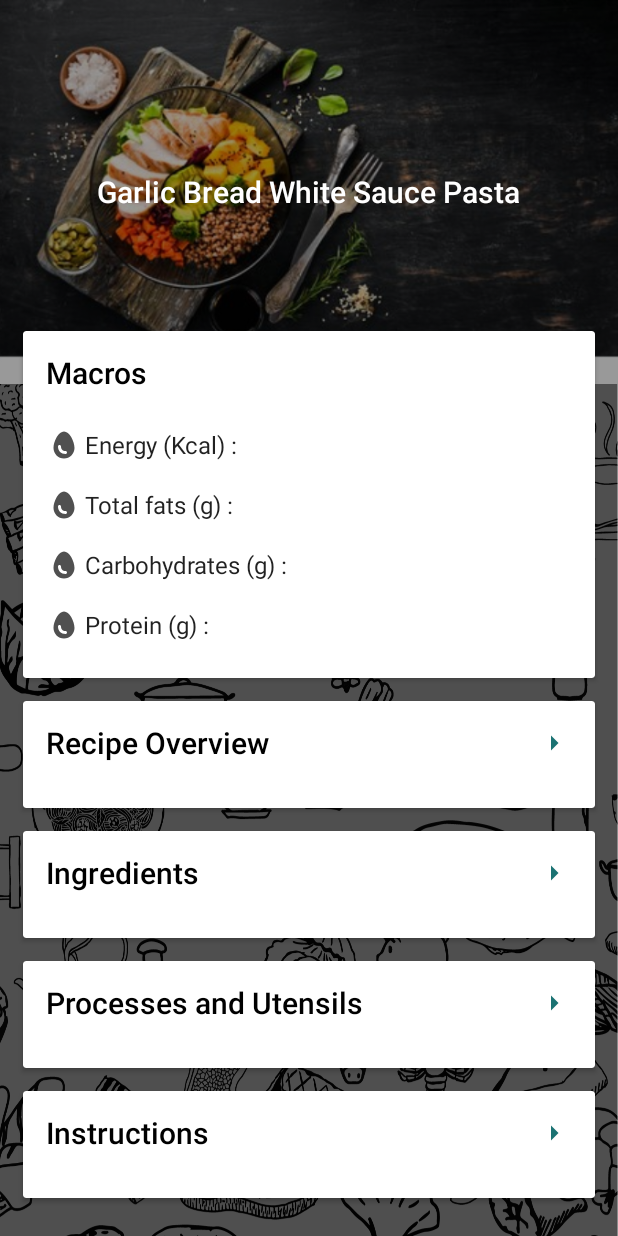
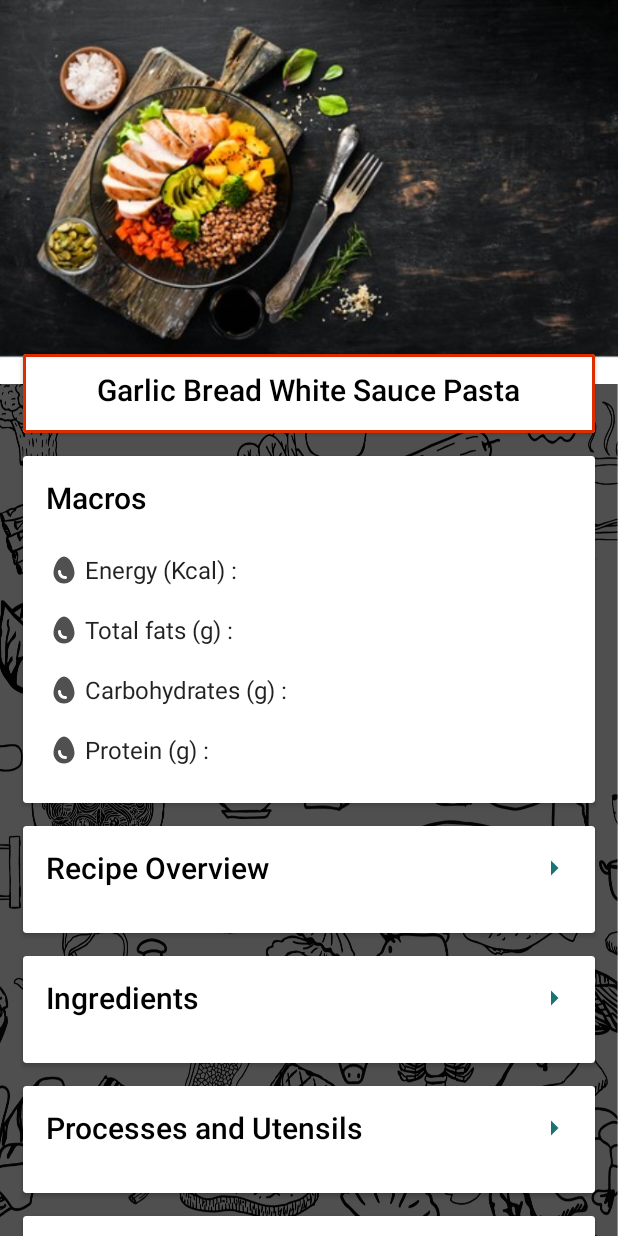
Before and after one commit to Itsmejain/RecipeDB, an Android app: the layout fragment_recipe_detail.xml on its own in the app's theme, with its tools: preview values and no code run, on a phone screen of 412 x 824 dp. Run offline under Robolectric (Android 15) with nearby library versions, the phone set to English and light mode, and no system bars.

Commit message:
recipe detail card added for title

```diff
--- a/app/src/main/AndroidManifest.xml
+++ b/app/src/main/AndroidManifest.xml
@@ -11,7 +11,8 @@
         android:theme="@style/Theme.Navigationdrawerdemo">
         <activity
             android:name=".activities.RecipeDetailActivity"
-            android:exported="false" />
+            android:exported="false"
+            android:theme="@style/Theme.Navigationdrawerdemo.NoActionBar"/>
         <activity
             android:name=".activities.SummaryActivity"
 
--- a/app/src/main/res/drawable-v24/round_border.xml
+++ b/app/src/main/res/drawable-v24/round_border.xml
@@ -2,6 +2,6 @@
 <shape android:shape="rectangle" xmlns:android="http://schemas.android.com/apk/res/android">
     <stroke android:color="#DD2C00"
         android:width="2dp"/>
-    <corners android:radius="100dp"/>
+<!--    <corners android:radius="100dp"/>-->
 
 </shape>
--- a/app/src/main/res/layout/fragment_recipe_detail.xml
+++ b/app/src/main/res/layout/fragment_recipe_detail.xml
@@ -39,8 +39,8 @@
 
                 <View
                     android:layout_width="match_parent"
-                    android:layout_height="match_parent"
-                    android:background="@color/overlay_dark_40"/>
+                    android:layout_height="match_parent"/>
+<!--                    android:background="@color/overlay_dark_40"/>-->
 
                 <FrameLayout
                     android:layout_width="match_parent"
@@ -68,15 +68,16 @@
                     <!--                        android:src="@drawable/ic_baseline_image_24"-->
                     <!--                        app:tint="@color/white"/>-->
 
-                    <TextView
-                        android:layout_width="wrap_content"
-                        android:layout_height="wrap_content"
-                        android:layout_gravity="center"
-                        android:gravity="center"
-                        android:id="@+id/recipeTitle"
-                        android:textAppearance="@style/TextAppearance.AppCompat.Title"
-                        android:textColor="@color/white"
-                        android:text="Garlic Bread White Sauce Pasta"/>
+<!--                    <TextView-->
+<!--                        android:layout_width="wrap_content"-->
+<!--                        android:layout_height="wrap_content"-->
+<!--                        android:layout_gravity="center"-->
+<!--                        android:background="@color/black"-->
+<!--                        android:gravity="center"-->
+<!--                        android:id="@+id/recipeTitle2"-->
+<!--                        android:textAppearance="@style/TextAppearance.AppCompat.Title"-->
+<!--                        android:textColor="@color/white"-->
+<!--                        android:text="Garlic Bread White Sauce Pasta"/>-->
 
                 </LinearLayout>
 
@@ -96,7 +97,56 @@
                 android:layout_width="match_parent"
                 android:layout_height="match_parent"
                 android:orientation="vertical">
+                <View
+                    android:layout_width="match_parent"
+                    android:layout_height="15dp"/>
 
+                <androidx.cardview.widget.CardView
+                    android:layout_width="match_parent"
+                    android:layout_height="wrap_content"
+                    android:layout_marginRight="15dp"
+                    android:layout_marginLeft="15dp"
+                    android:background="@drawable/round_border"
+                    app:cardCornerRadius="2dp"
+                    android:elevation="12dp"
+                    android:layout_gravity="center"
+                    android:id="@+id/recipeTitleCard">
+
+                    <LinearLayout
+                        android:layout_width="match_parent"
+                        android:layout_height="wrap_content"
+                        android:background="@drawable/round_border"
+                        android:orientation="vertical"
+                        android:paddingLeft="15dp"
+                        android:gravity="center"
+                        android:paddingRight="15dp"
+                        android:paddingBottom="15dp">
+
+                        <TextView
+                            android:paddingTop="10dp"
+                            android:layout_width="wrap_content"
+                            android:layout_height="wrap_content"
+                            android:layout_gravity="center"
+
+                            android:gravity="center"
+                            android:id="@+id/recipeTitle"
+                            android:textAppearance="@style/TextAppearance.AppCompat.Title"
+                            android:textColor="@color/black"
+                            android:text="Garlic Bread White Sauce Pasta"/>
+
+                        <!--                        <TextView-->
+                        <!--                            android:layout_width="match_parent"-->
+                        <!--                            android:layout_height="wrap_content"-->
+                        <!--                            android:gravity="center_vertical"-->
+                        <!--                            android:textAppearance="@style/TextAppearance.AppCompat.Subhead"-->
+                        <!--                            android:text="@string/dummy_text"/>-->
+                    </LinearLayout>
+
+
+                </androidx.cardview.widget.CardView>
+                <View
+                    android:layout_width="match_parent"
+                    android:layout_height="15dp"/>
                 <androidx.cardview.widget.CardView
                     android:layout_width="match_parent"
                     android:layout_height="wrap_content"
@@ -112,6 +162,7 @@
                         android:orientation="vertical"
                         android:paddingLeft="15dp"
                         android:paddingRight="15dp"
+
                         android:paddingBottom="15dp">
 
                         <TextView
@@ -244,10 +295,9 @@
                         android:layout_width="match_parent"
                         android:layout_height="wrap_content"
                         android:orientation="vertical"
-                        android:paddingBottom="15dp"
                         android:paddingLeft="15dp"
                         android:paddingRight="15dp"
-                        >
+                        android:paddingBottom="15dp">
 
                         <TextView
                             android:layout_width="match_parent"
@@ -261,11 +311,11 @@
                             android:textColor="@color/black" />
 
                         <!--                        <TextView-->
-<!--                            android:layout_width="match_parent"-->
-<!--                            android:layout_height="wrap_content"-->
-<!--                            android:gravity="center_vertical"-->
-<!--                            android:textAppearance="@style/TextAppearance.AppCompat.Subhead"-->
-<!--                            android:text="@string/dummy_text"/>-->
+                        <!--                            android:layout_width="match_parent"-->
+                        <!--                            android:layout_height="wrap_content"-->
+                        <!--                            android:gravity="center_vertical"-->
+                        <!--                            android:textAppearance="@style/TextAppearance.AppCompat.Subhead"-->
+                        <!--                            android:text="@string/dummy_text"/>-->
                     </LinearLayout>
 
 
```
